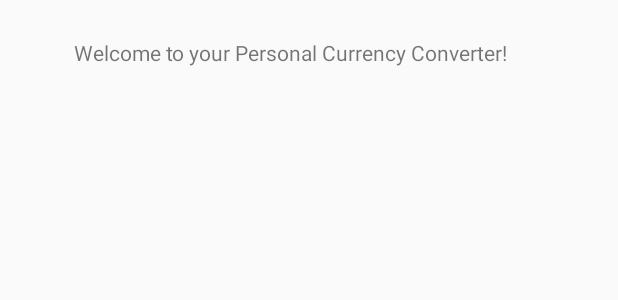
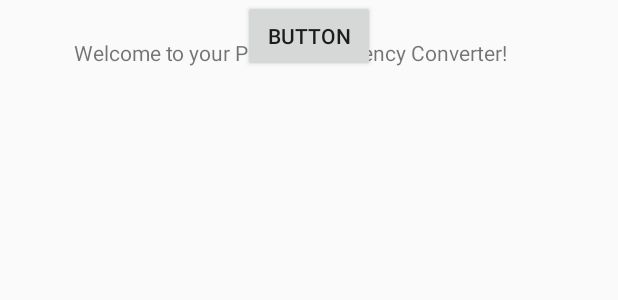
Before and after one commit to itsjbelmont/CurrencyConverter, an Android app: the layout activity_main.xml on its own in the app's theme, with its tools: preview values and no code run, on a phone screen of 412 x 824 dp. Shown: the top 300 px of the screen. Run offline under Robolectric (Android 15) with nearby library versions, the phone set to English and light mode, and no system bars.

Commit message:
Added stupid button

```diff
--- a/app/src/main/res/layout/activity_main.xml
+++ b/app/src/main/res/layout/activity_main.xml
@@ -17,4 +17,13 @@
         app:layout_constraintTop_toTopOf="parent"
         app:layout_constraintVertical_bias="0.032" />
 
+    <Button
+        android:id="@+id/button"
+        android:layout_width="wrap_content"
+        android:layout_height="wrap_content"
+        android:text="Button"
+        app:layout_constraintLeft_toLeftOf="parent"
+        app:layout_constraintRight_toRightOf="parent"
+        tools:layout_editor_absoluteY="176dp" />
+
 </android.support.constraint.ConstraintLayout>
```
